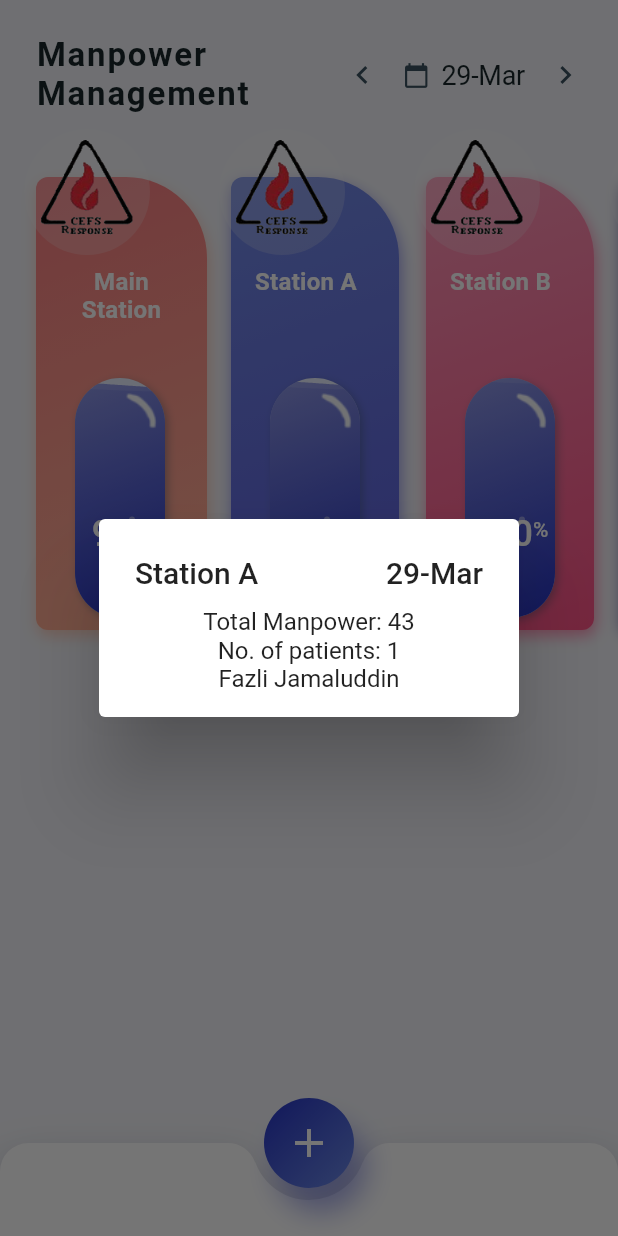
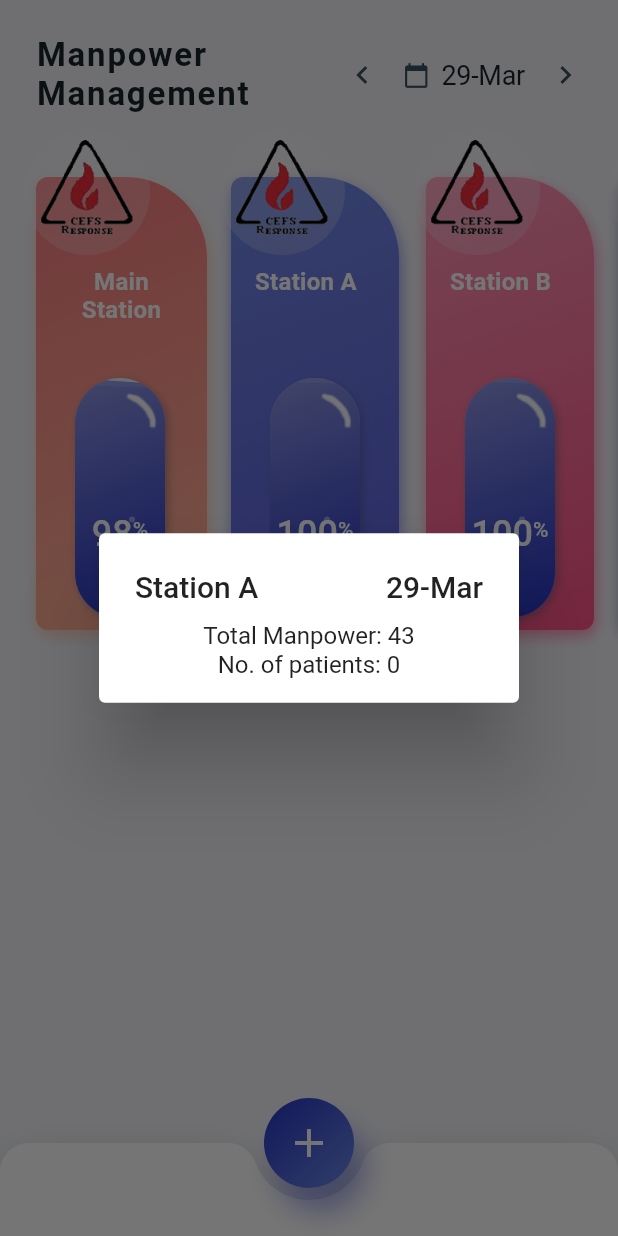
Before and after one commit to amerfathullah/manpower_management, a Flutter app: the screen it shows after launch, after a tap on "Station A", on a phone screen of 412 x 824 dp. Run offline on Flutter 3.47's test engine with Material 2 defaults, Android fonts, the phone set to English and light mode, and no system bars.

Commit message:
Dashboard: filter patient by date

```diff
--- a/lib/dashboard/dashboard_screen.dart
+++ b/lib/dashboard/dashboard_screen.dart
@@ -65,6 +65,7 @@ class _MyDiaryScreenState extends State<MyDiaryScreen>
                 curve: const Interval((1 / count) * 3, 1.0,
                     curve: Curves.fastOutSlowIn))),
         mainScreenAnimationController: widget.animationController,
+        currentDate: currentDate,
       ),
     );
   }
--- a/lib/dashboard/operation_unit_view.dart
+++ b/lib/dashboard/operation_unit_view.dart
@@ -13,10 +13,12 @@ class OperationUnitView extends StatefulWidget {
     Key? key,
     this.mainScreenAnimationController,
     this.mainScreenAnimation,
+    required this.currentDate,
   }) : super(key: key);
 
   final AnimationController? mainScreenAnimationController;
   final Animation<double>? mainScreenAnimation;
+  final DateTime currentDate;
 
   @override
   _OperationUnitViewState createState() => _OperationUnitViewState();
@@ -79,6 +81,7 @@ class _OperationUnitViewState extends State<OperationUnitView>
                     stationData: stationData[index],
                     animation: animation,
                     animationController: animationController!,
+                    currentDate: widget.currentDate,
                   );
                 },
               ),
@@ -96,13 +99,13 @@ class OperationView extends StatefulWidget {
       this.stationData,
       this.animationController,
       this.animation,
-      this.patientData})
+      required this.currentDate})
       : super(key: key);
 
   final AnimationController? animationController;
   final Animation<double>? animation;
   final Station? stationData;
-  final Patient? patientData;
+  final DateTime currentDate;
 
   @override
   State<OperationView> createState() => _OperationViewState();
@@ -111,8 +114,16 @@ class OperationView extends StatefulWidget {
 class _OperationViewState extends State<OperationView> {
   @override
   Widget build(BuildContext context) {
+    DateFormat dateFormat = DateFormat("dd-MMM");
     List<Patient> displayedPatient = Patient.patients.where((p) {
-      return p.station.contains(widget.stationData!.id);
+      String now = dateFormat.format(widget.currentDate);
+      String start = dateFormat.format(p.startDate);
+      String end = dateFormat.format(p.endDate);
+      if (now.compareTo(start) >= 0 || now.compareTo(end) <= 0) {
+        return p.station.contains(widget.stationData!.id);
+      } else {
+        return p.station.contains('none');
+      }
     }).toList();
     double percent = 100;
     setState(() {
@@ -140,7 +151,9 @@ class _OperationViewState extends State<OperationView> {
                         child: InkWell(
                           onTap: () {
                             FocusScope.of(context).requestFocus(FocusNode());
-                            showCard(context: context);
+                            showCard(
+                                context: context,
+                                currentDate: widget.currentDate);
                           },
                           child: Container(
                             decoration: BoxDecoration(
@@ -304,12 +317,18 @@ class _OperationViewState extends State<OperationView> {
     );
   }
 
-  void showCard({BuildContext? context}) {
+  void showCard({BuildContext? context, required DateTime currentDate}) {
+    DateFormat dateFormat = DateFormat("dd-MMM");
     List<Patient> displayedPatient = Patient.patients.where((p) {
-      return p.station.contains(widget.stationData!.id);
+      String now = dateFormat.format(currentDate);
+      String start = dateFormat.format(p.startDate);
+      String end = dateFormat.format(p.endDate);
+      if (now.compareTo(start) >= 0 || now.compareTo(end) <= 0) {
+        return p.station.contains(widget.stationData!.id);
+      } else {
+        return p.station.contains('none');
+      }
     }).toList();
-    DateTime currentDate = DateTime.now();
-    DateFormat dateFormat = DateFormat("dd-MMM");
     showDialog<dynamic>(
       context: context!,
       builder: (BuildContext context) => SimpleDialog(
--- a/lib/models/patient.dart
+++ b/lib/models/patient.dart
@@ -35,16 +35,16 @@ class Patient {
       id: '1',
       name: 'Fazli Jamaluddin',
       shift: Shift.B,
-      startDate: DateTime.now(),
-      endDate: DateTime.now().add(const Duration(days: 6)),
+      startDate: DateTime.now().add(const Duration(days: 1)),
+      endDate: DateTime.now().add(const Duration(days: 7)),
       station: 'Station A',
     ),
     Patient(
       id: '2',
       name: 'Abdullah Hadi',
       shift: Shift.C,
-      startDate: DateTime.now(),
-      endDate: DateTime.now().add(const Duration(days: 6)),
+      startDate: DateTime.now().add(const Duration(days: 2)),
+      endDate: DateTime.now().add(const Duration(days: 8)),
       station: 'Main Station',
     ),
   ];
```
